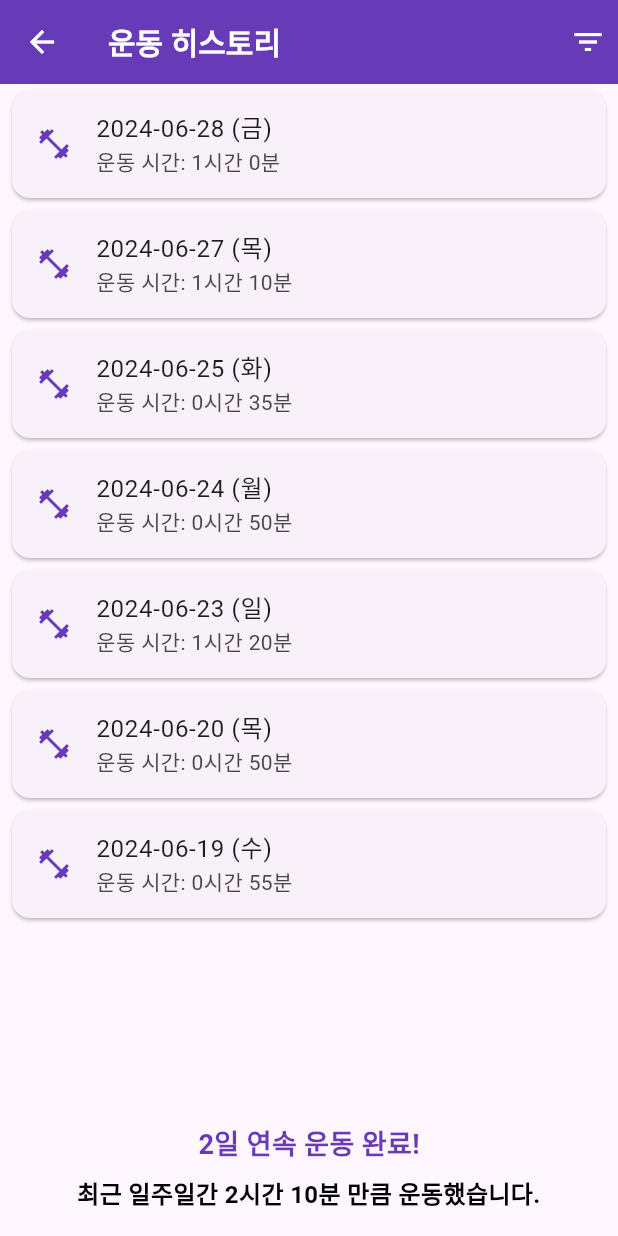
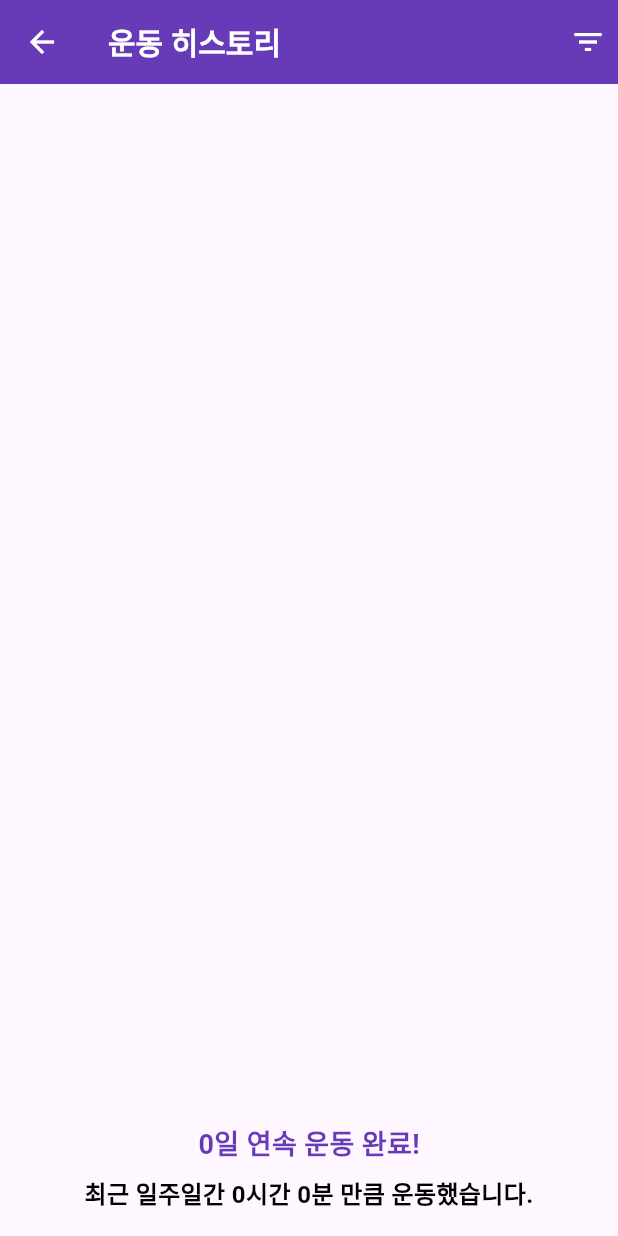
Before and after one commit to sehee-xx/HealthTracker, a Flutter app: the HealthRecordWidget screen opened directly, after a tap on "히스토리", on a phone screen of 412 x 824 dp. Run offline on Flutter 3.47's test engine with Material 3 defaults, Android fonts, the phone set to English and light mode, and no system bars; our stand-ins replace fl_chart, image_picker, lottie, shared_preferences; accounts and stored records are empty.

Commit message:
Modify: 헬스 탭 날짜 변경 시 초기화

```diff
--- a/week1/lib/main.dart
+++ b/week1/lib/main.dart
@@ -18,26 +18,6 @@ void main() {
     runApp(MyApp());
   });
 }
-
-final Map<String, int> todayWorkout = {
-  '러닝': 0,
-  '걷기': 0,
-  '자전거 타기': 0,
-  '수영': 0,
-  '요가': 0,
-  '웨이트': 0,
-  '기타': 0,
-};
-
-final Map<String, int> workHistory = {
-  '2024-06-19': 55,
-  '2024-06-20': 50,
-  '2024-06-23': 80,
-  '2024-06-24': 50,
-  '2024-06-25': 35,
-  '2024-06-27': 70,
-  '2024-06-28': 60,
-};
 
 class ImageTuple {
   final File image;
@@ -1686,11 +1666,26 @@ class _HealthRecordWidgetState extends State<HealthRecordWidget> {
 
   Future<void> _loadData() async {
     SharedPreferences prefs = await SharedPreferences.getInstance();
+
+    final String? todayWorkoutString = prefs.getString('todayWorkout');
+    final String? workHistoryString = prefs.getString('workHistory');
+
+    final Map<String, int> loadedTodayWorkout = todayWorkoutString != null
+      ? Map<String, int>.from(json.decode(todayWorkoutString))
+      : {};
+    final Map<String, int> loadedWorkHistory = workHistoryString != null
+      ? Map<String, int>.from(json.decode(workHistoryString))
+      : {};
+
+    final String todayKey = DateFormat('yyyy-MM-dd').format(DateTime.now());
+
     setState(() {
-      todayWorkout = Map<String, int>.from(json.decode(
-          prefs.getString('todayWorkout') ?? json.encode(todayWorkout)));
-      workHistory = Map<String, int>.from(json
-          .decode(prefs.getString('workHistory') ?? json.encode(workHistory)));
+      if (loadedWorkHistory.containsKey(todayKey)) {
+        todayWorkout = loadedTodayWorkout;
+      } else {
+        todayWorkout = {};
+      }
+      workHistory = loadedWorkHistory;
     });
   }
 
```
